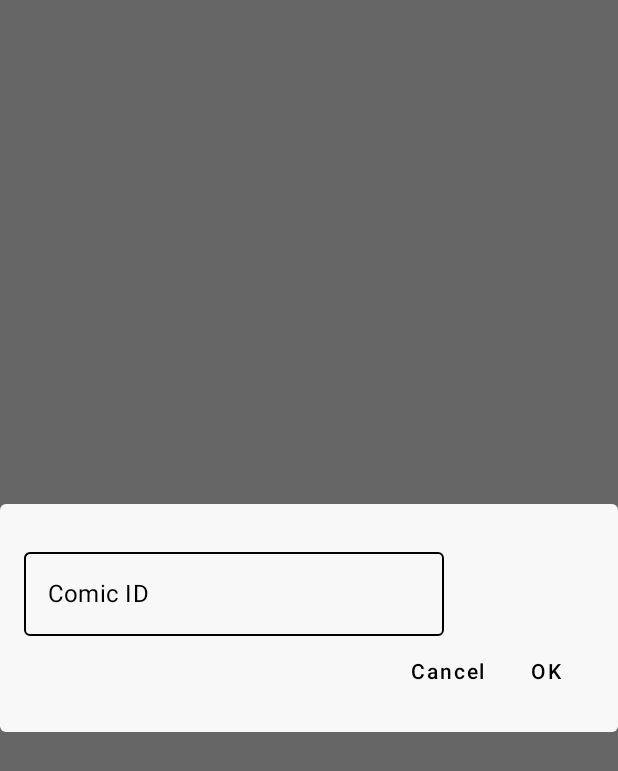
After one commit to bikramtemp/TheComicApp, an Android app built with Jetpack Compose: the composable CustomSearchDialog shown on its own in the app's theme, on a phone screen of 412 x 824 dp. The commit adds this screen. Shown: the top 771 px of the screen. Run offline under Robolectric (Android 15) with nearby library versions, the phone set to English and light mode, and no system bars; network calls fail; 1 statement that could not run was skipped.

```diff
--- a/app/src/main/java/com/bikram/thecomicapp/ui/components/CustomAppBar.kt
+++ b/app/src/main/java/com/bikram/thecomicapp/ui/components/CustomAppBar.kt
@@ -16,9 +16,10 @@ import androidx.compose.ui.graphics.ColorFilter
 import androidx.compose.ui.text.TextStyle
 import androidx.compose.ui.unit.sp
 import com.bikram.thecomicapp.ui.theme.colorPrimary
+import com.bikram.thecomicapp.ui.viewmodel.MainViewModel
 
 @Composable
-fun CustomAppBar() {
+fun CustomAppBar(viewModel: MainViewModel) {
     TopAppBar(
         backgroundColor = colorPrimary,
         modifier = Modifier.fillMaxWidth(),
@@ -35,7 +36,8 @@ fun CustomAppBar() {
                 IconButton(
                     modifier = Modifier.align(Alignment.CenterEnd),
                     onClick = {
-                        // TODO handle search click
+                        // Open search dialog on search icon click
+                        viewModel.openCustomDialogState.value = true
                     }
                 ) {
                     Image(
--- /dev/null
+++ b/app/src/main/java/com/bikram/thecomicapp/ui/components/CustomSearchDialog.kt
@@ -0,0 +1,60 @@
+package com.bikram.thecomicapp.ui.components
+
+import androidx.compose.foundation.layout.*
+import androidx.compose.foundation.text.KeyboardOptions
+import androidx.compose.material.*
+import androidx.compose.runtime.*
+import androidx.compose.ui.Modifier
+import androidx.compose.ui.text.input.KeyboardType
+import androidx.compose.ui.unit.dp
+import androidx.compose.ui.window.Dialog
+import com.bikram.thecomicapp.ui.theme.colorPrimary
+import com.bikram.thecomicapp.ui.theme.ghost_white
+import com.bikram.thecomicapp.ui.viewmodel.MainViewModel
+
+@Composable
+fun CustomSearchDialog(viewModel: MainViewModel) {
+    var comicID by remember { mutableStateOf("") }
+
+    Dialog(
+        onDismissRequest = { viewModel.openCustomDialogState.value = false },
+    ) {
+        Surface(
+            shape = MaterialTheme.shapes.medium,
+            color = ghost_white
+        ) {
+            Column(modifier = Modifier.padding(16.dp)) {
+                OutlinedTextField(
+                    value = comicID,
+                    onValueChange = {
+                        comicID = it
+                    },
+                    colors = TextFieldDefaults.outlinedTextFieldColors(
+                        unfocusedBorderColor = colorPrimary
+                    ),
+                    singleLine = true,
+                    modifier = Modifier.padding(top = 8.dp),
+                    keyboardOptions = KeyboardOptions(keyboardType = KeyboardType.Number),
+                    label = { Text(text = "Comic ID", color = colorPrimary) })
+
+                // Dialog action buttons
+                Row(modifier = Modifier.fillMaxWidth(), horizontalArrangement = Arrangement.End) {
+                    TextButton(onClick = {
+                        viewModel.openCustomDialogState.value = false
+                    }) {
+                        Text(text = "Cancel")
+                    }
+                    TextButton(onClick = {
+                        viewModel.openCustomDialogState.value = false
+                        comicID.toIntOrNull()?.let {
+                            viewModel.currentId = it
+                            viewModel.getGenericComic(it)
+                        }
+                    }) {
+                        Text(text = "OK", color = colorPrimary)
+                    }
+                }
+            }
+        }
+    }
+}
--- a/app/src/main/java/com/bikram/thecomicapp/ui/viewmodel/MainViewModel.kt
+++ b/app/src/main/java/com/bikram/thecomicapp/ui/viewmodel/MainViewModel.kt
@@ -25,13 +25,16 @@ class MainViewModel(private val repository: ComicRepository = ComicRepository())
 
     val comicState: MutableState<ComicResponse> = mutableStateOf(ComicResponse())
 
+    var openCustomDialogState = mutableStateOf(false)
+
     // comicId will be null if fetching recent comic, otherwise an Int
     private suspend fun getComic(comicId: Int? = null): ComicResponse {
         return repository.getComic(comicId)
     }
 
     // called from all comic requests (first, last, random etc)
-    private fun getGenericComic(comicId: Int) {
+    // also called from search icon in top bar
+    fun getGenericComic(comicId: Int) {
         viewModelScope.launch {
             val meals = getComic(comicId)
             comicState.value = meals
```
Also changed, not shown: app/src/main/java/com/bikram/thecomicapp/ui/screens/ComicsScreen.kt (+54 -6 lines), app/src/main/java/com/bikram/thecomicapp/ui/screens/HomeScreen.kt (+7 -3 lines).
